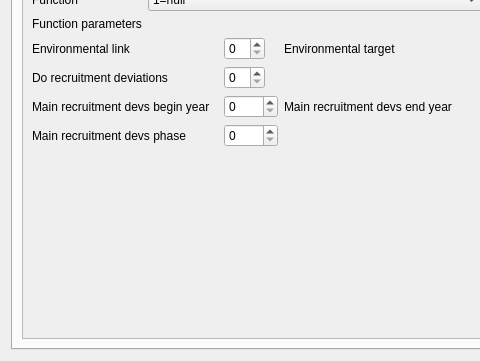
This is src/population_widget.ui in nmfs-ost/ss3-ssi as Qt 5 draws it before an edit; both pictures show x 0 to 480 and y 216 to 577 of the 986 by 577 pixel window. The edited form follows.
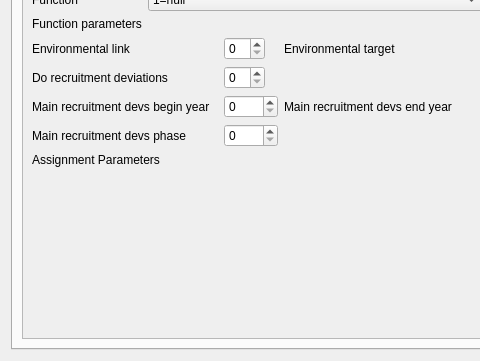
This is the edited form. The open tabs and pages were chosen to show the change. Icons and pictures are not drawn.

Patch:
```diff
--- a/src/population_widget.ui
+++ b/src/population_widget.ui
@@ -608,7 +608,14 @@
                </property>
               </widget>
              </item>
-             <item row="12" column="1" colspan="7">
+             <item row="12" column="0" colspan="2">
+              <widget class="QLabel" name="label_2">
+               <property name="text">
+                <string>Assignment Parameters</string>
+               </property>
+              </widget>
+             </item>
+             <item row="13" column="0" colspan="9">
               <layout class="QVBoxLayout" name="verticalLayout_recr_params"/>
              </item>
              <item row="7" column="0" colspan="9">
```
Left out of the diff: 24 changed lines with no effect on the pictures.
